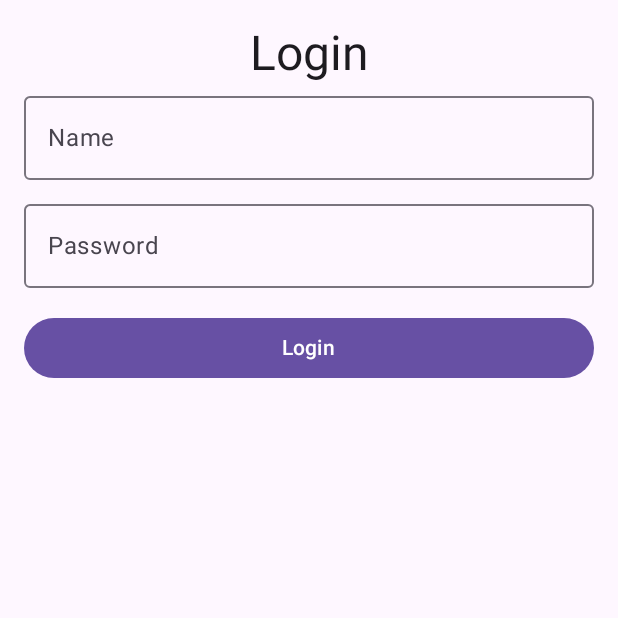
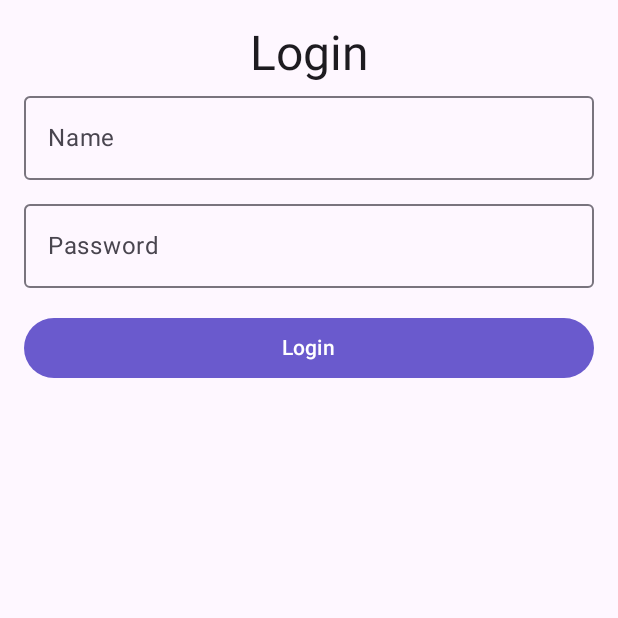
Before and after one commit to dulari-hasini-gammampila/QuickRead, an Android app built with Jetpack Compose: the screen it shows after launch (MainActivity), on a phone screen of 412 x 824 dp, the top half of it. Run offline under Robolectric (Android 15) with nearby library versions, the phone set to English and light mode, and no system bars.

Commit message:
Set up Material3 color scheme using the defined colors for the app's consistent look.

```diff
--- a/app/src/main/java/com/example/quickread/ui/theme/Color.kt
+++ b/app/src/main/java/com/example/quickread/ui/theme/Color.kt
@@ -2,10 +2,8 @@ package com.example.quickread.ui.theme
 
 import androidx.compose.ui.graphics.Color
 
-val Purple80 = Color(0xFFD0BCFF)
-val PurpleGrey80 = Color(0xFFCCC2DC)
-val Pink80 = Color(0xFFEFB8C8)
-
-val Purple40 = Color(0xFF6650a4)
-val PurpleGrey40 = Color(0xFF625b71)
-val Pink40 = Color(0xFF7D5260)
+val Primary = Color(0xFF6A5ACD) // Soft blue
+val PrimaryDark = Color(0xFF87CEEB) // Soft pink
+val Background = Color(0xFFF0F5FF) // Light pink background
+val TextPrimary = Color(0xFF000000) // Black text
+val TextSecondary = Color(0xFFFFFFFF) // White text
```
